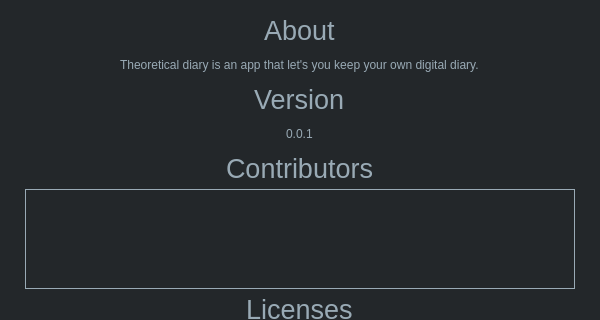
Qt form aboutwindow.ui (someretical/TheoreticalDiary) before a commit; both pictures show x 0 to 600 and y 0 to 320 of the 600 by 800 pixel window.
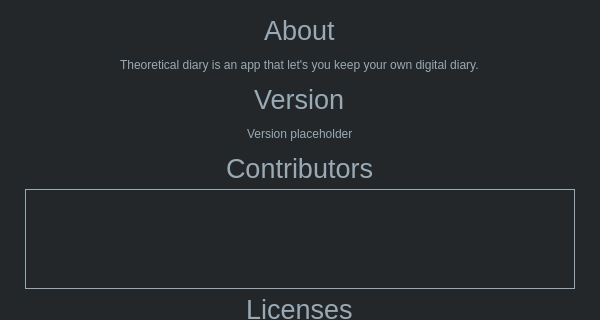
The same form after that commit. Icons and pictures are not drawn.

The edit to the form file:
```diff
--- a/aboutwindow.ui
+++ b/aboutwindow.ui
@@ -148,7 +148,7 @@
    <item alignment="Qt::AlignHCenter">
     <widget class="QLabel" name="version">
      <property name="text">
-      <string>0.0.1</string>
+      <string>Version placeholder</string>
      </property>
     </widget>
    </item>
```
Left out of the diff: 6 changed lines with no effect on the pictures.
